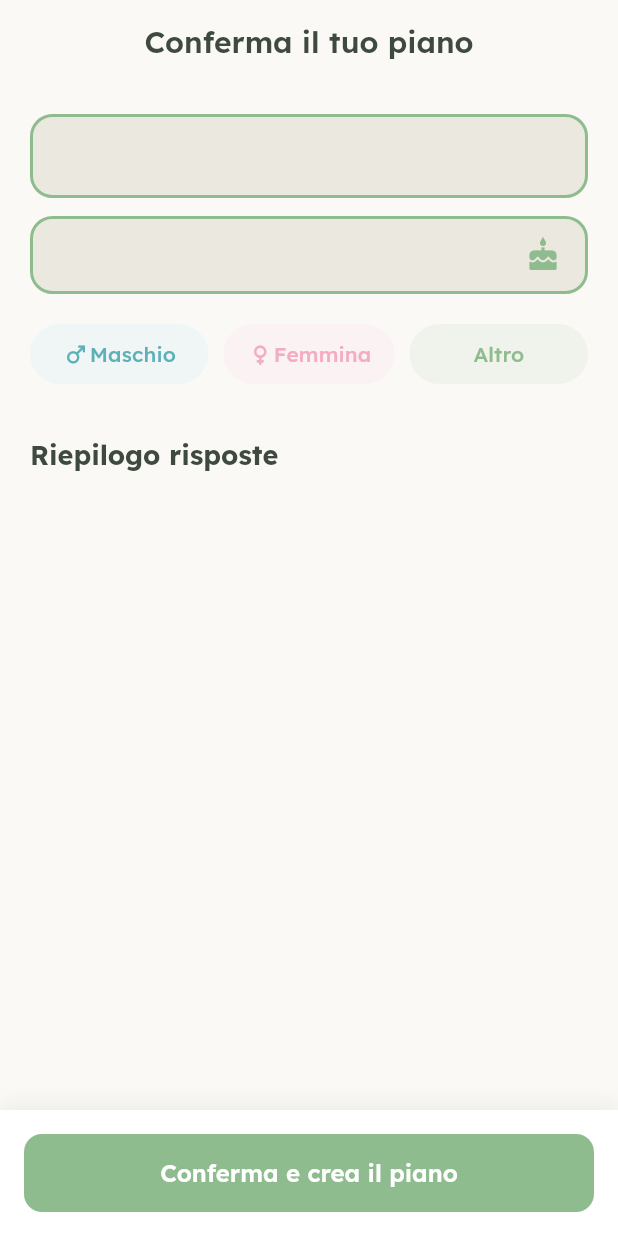
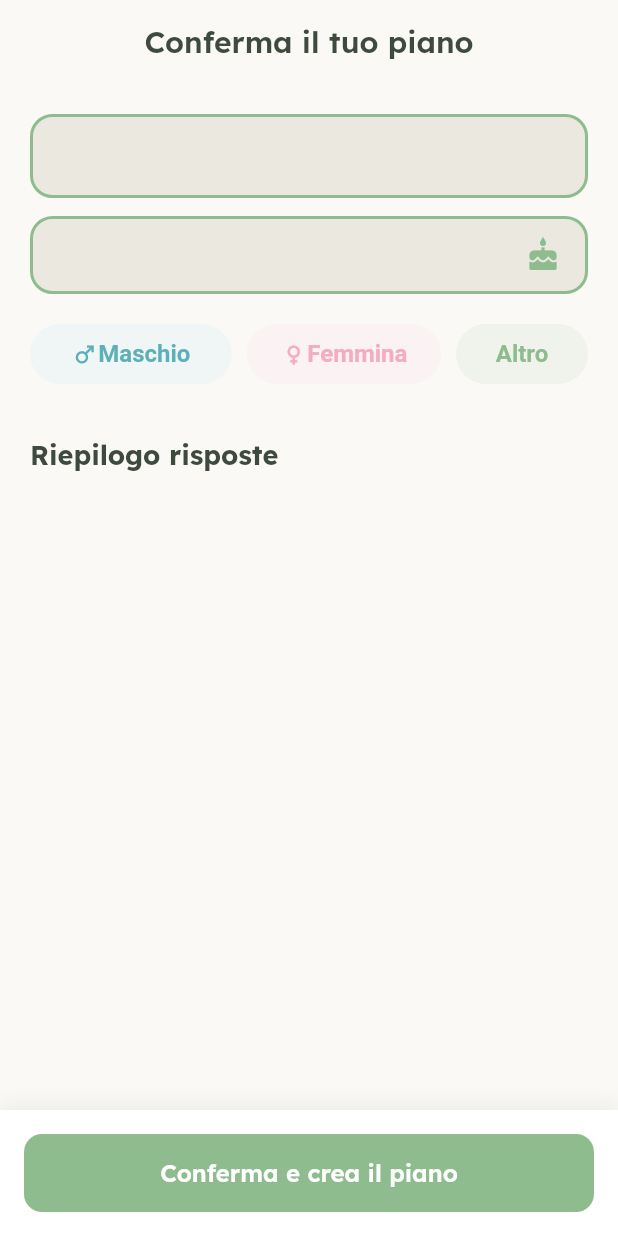
Before and after one commit to elchief84/milkly.mobile, a Flutter app: the OnboardingReviewPage screen opened by its route, on a phone screen of 412 x 824 dp. Run offline on Flutter 3.47's test engine with Material 3 defaults, Android fonts, the phone set to English and light mode, and no system bars; our stand-ins replace equatable, flutter_bloc, flutter_secure_storage, freezed_annotation, get_it, go_router and 3 more; accounts and stored records are empty.

```diff
--- a/lib/features/onboarding/presentation/pages/onboarding_review_page.dart
+++ b/lib/features/onboarding/presentation/pages/onboarding_review_page.dart
@@ -722,7 +722,10 @@ class _BabyInfoCard extends StatelessWidget {
               children: [
                 Text(
                   birthDate.split('T')[0],
-                  style: TextStyle(color: AppTheme.getPrimaryColor(variant)),
+                  style: context.textTheme.titleMedium?.copyWith(
+                    fontWeight: FontWeight.bold,
+                  ),
+                  textAlign: TextAlign.center,
                 ),
                 Icon(Icons.cake, color: AppTheme.getPrimaryColor(variant)),
               ],
@@ -735,11 +738,18 @@ class _BabyInfoCard extends StatelessWidget {
           mainAxisAlignment: MainAxisAlignment.spaceBetween,
           children: [
             Expanded(
+              flex: 3,
               child: Padding(
                 padding: const EdgeInsets.only(right: 5),
                 child: FilledButton(
                   onPressed: () => onSexChanged('male'),
                   style: buttonStyle.copyWith(
+                    textStyle: WidgetStateProperty.all(
+                      const TextStyle(
+                        fontSize: 16,
+                        fontWeight: FontWeight.w600,
+                      ),
+                    ),
                     backgroundColor: WidgetStateProperty.all(
                       _getSexLabel(sex) == 'Maschio'
                           ? AppTheme.getPrimaryColor(ThemeVariant.boy)
@@ -769,11 +779,18 @@ class _BabyInfoCard extends StatelessWidget {
               ),
             ),
             Expanded(
+              flex: 3,
               child: Padding(
                 padding: const EdgeInsets.symmetric(horizontal: 5),
                 child: FilledButton(
                   onPressed: () => onSexChanged('female'),
                   style: buttonStyle.copyWith(
+                    textStyle: WidgetStateProperty.all(
+                      const TextStyle(
+                        fontSize: 16,
+                        fontWeight: FontWeight.w600,
+                      ),
+                    ),
                     backgroundColor: WidgetStateProperty.all(
                       _getSexLabel(sex) == 'Femmina'
                           ? AppTheme.getPrimaryColor(ThemeVariant.girl)
@@ -803,11 +820,18 @@ class _BabyInfoCard extends StatelessWidget {
               ),
             ),
             Expanded(
+              flex: 2,
               child: Padding(
                 padding: const EdgeInsets.only(left: 5),
                 child: FilledButton(
                   onPressed: () => onSexChanged('other'),
                   style: buttonStyle.copyWith(
+                    textStyle: WidgetStateProperty.all(
+                      const TextStyle(
+                        fontSize: 16,
+                        fontWeight: FontWeight.w600,
+                      ),
+                    ),
                     backgroundColor: WidgetStateProperty.all(
                       _getSexLabel(sex) == 'Altro'
                           ? AppTheme.getPrimaryColor(ThemeVariant.neutral)
```
Also changed, not shown: lib/features/onboarding/presentation/pages/onboarding_page.dart (+7 -0 lines), lib/features/onboarding/presentation/widgets/chat_question_widget.dart (+50 -6 lines).
